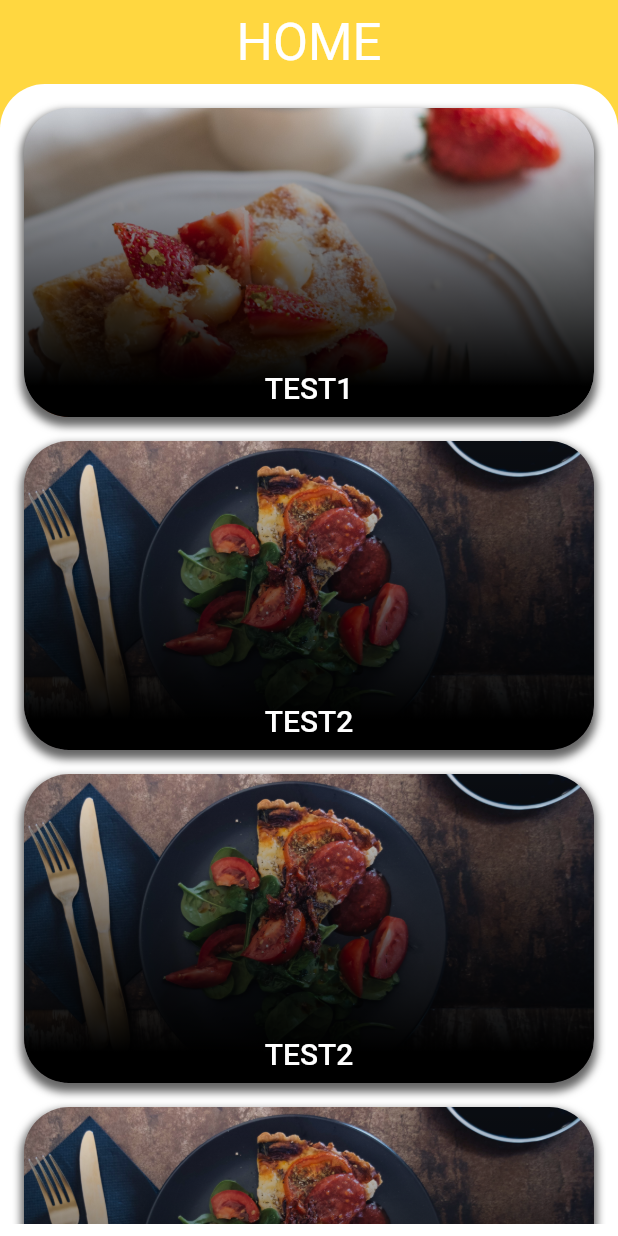
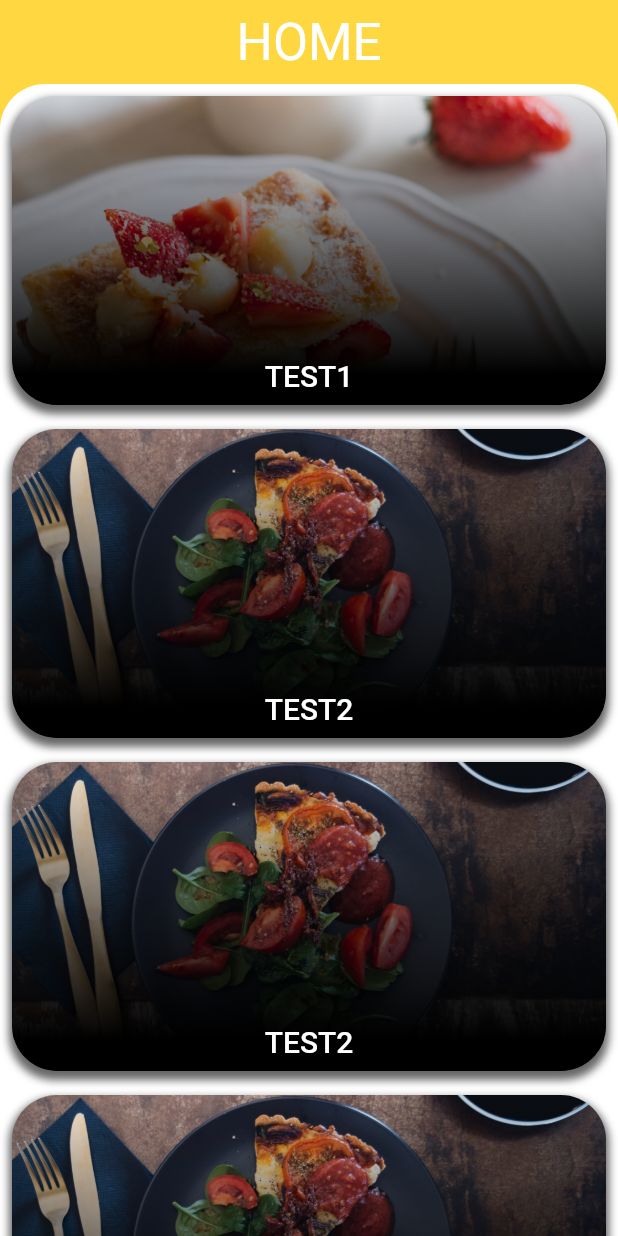
Before and after one commit to Hhanri/generic_restaurant_app, a Flutter app: the screen it shows after launch, on a phone screen of 412 x 824 dp. Run offline on Flutter 3.47's test engine with Material 2 defaults, Android fonts, the phone set to English and light mode, and no system bars; our stand-ins replace equatable, page_transition.

Commit message:
fixed ScaffoldWidget body shape scroll

```diff
--- a/lib/resources/theme.dart
+++ b/lib/resources/theme.dart
@@ -40,7 +40,7 @@ class Design {
     offset: const Offset(0, 4), // changes position of shadow
   );
 
-  static final BorderRadius bottomRadius = BorderRadius.only(
+  static final BorderRadius topRadius = BorderRadius.only(
       topLeft: Design.singleRadius,
       topRight: Design.singleRadius
   );
--- a/lib/widgets/scaffold_widget.dart
+++ b/lib/widgets/scaffold_widget.dart
@@ -23,17 +23,17 @@ class ScaffoldWidget extends StatelessWidget {
       body: Container(
         decoration: BoxDecoration(
           color: Theme.of(context).colorScheme.surface,
-          borderRadius: Design.bottomRadius
+          borderRadius: Design.topRadius
         ),
-        child: Padding(
-          padding: Design.padding,
+        child: ClipRRect(
+          borderRadius: Design.topRadius,
           child: Align(
             alignment: Alignment.topCenter,
             child: ScrollConfiguration(
               behavior: CustomScroll(),
               child: SingleChildScrollView(child: child)
             ),
-          )
+          ),
         )
       ),
     );
```
